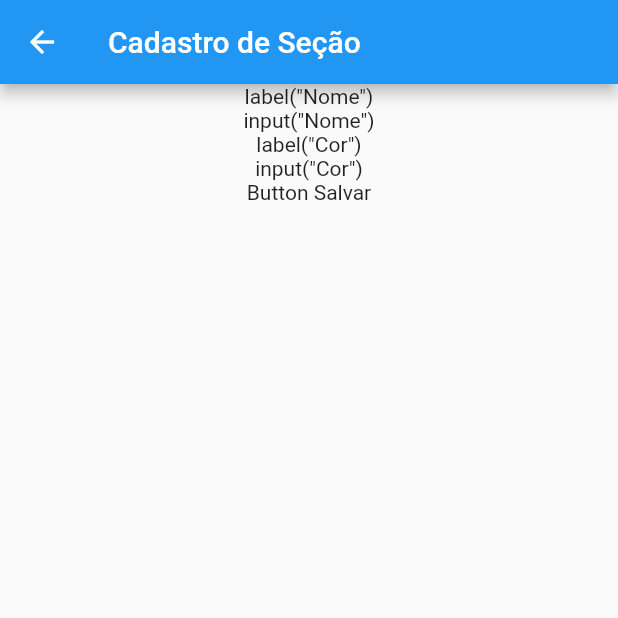
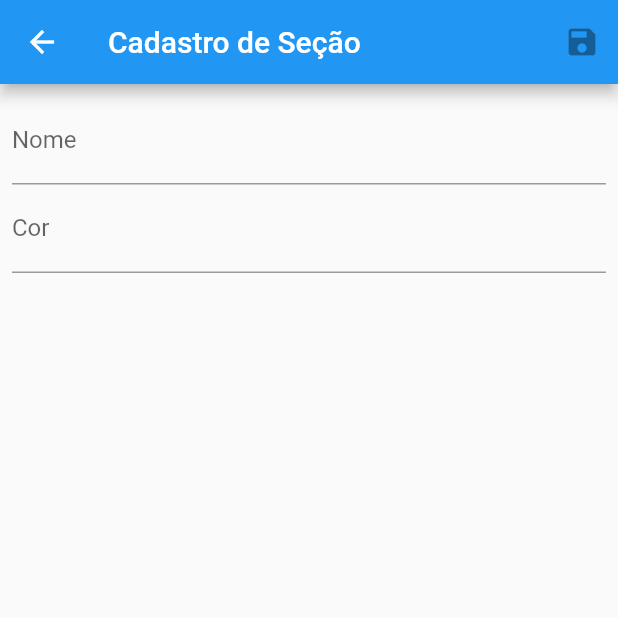
Before and after one commit to csxmaia/flutter-app, a Flutter app: the screen it shows after launch, after a tap on the "add" icon, on a phone screen of 412 x 824 dp, the top half of it. Run offline on Flutter 3.47's test engine with Material 2 defaults, Android fonts, the phone set to English and light mode, and no system bars; our stand-ins replace flutter_mobx, get_it, mobx, sqflite; accounts and stored records are empty; generated files the repository leaves out were written again.

Commit message:
definindo formulário

```diff
--- a/lib/app/view/secao_form.dart
+++ b/lib/app/view/secao_form.dart
@@ -1,24 +1,59 @@
+import 'package:appidea/app/view/secao_form_back.dart';
 import 'package:flutter/material.dart';
 
 class SecaoForm extends StatelessWidget {
   const SecaoForm({Key? key}) : super(key: key);
 
+  Widget fieldName(SecaoFormBack back) {
+    return TextFormField(
+      initialValue: back.secao.nome,
+      decoration: InputDecoration(
+        labelText: "Nome"
+      )
+    );
+  }
+
+  Widget fieldCor(SecaoFormBack back) {
+    return TextFormField(
+      initialValue: back.secao.cor,
+      decoration: InputDecoration(
+        labelText: "Cor"
+      )
+    );
+  }
+
   @override
   Widget build(BuildContext context) {
+    var _back = SecaoFormBack(context);
     return Scaffold(
       appBar: AppBar(
-        title: Text('Cadastro de Seção')
+        title: Text('Cadastro de Seção'),
+        actions: [
+          IconButton(
+            onPressed: null,
+            icon: Icon(Icons.save)
+            )
+        ],
       ),
-      body: Center(
-        child: Column(
-          children: <Widget>[
-            Text('label("Nome")'),
-            Text('input("Nome")'),
-            Text('label("Cor")'),
-            Text('input("Cor")'),
-            Text('Button Salvar')
-          ],
-        )
+      body: Padding(
+        padding: EdgeInsets.all(8),
+        child: Form(
+          child: Column(
+            children: [
+              fieldName(_back),
+              fieldCor(_back)
+            ],
+          ),
+        ),
+        // child: Column(
+        //   children: <Widget>[
+        //     Text('label("Nome")'),
+        //     Text('input("Nome")'),
+        //     Text('label("Cor")'),
+        //     Text('input("Cor")'),
+        //     Text('Button Salvar')
+        //   ],
+        // )
       )
     );
   }
--- /dev/null
+++ b/lib/app/view/secao_form_back.dart
@@ -0,0 +1,25 @@
+
+import 'package:appidea/app/domain/entities/secao.dart';
+import 'package:flutter/cupertino.dart';
+import 'package:mobx/mobx.dart';
+
+part 'secao_form_back.g.dart';
+
+class SecaoFormBack = _SecaoFormBack with _$SecaoFormBack;
+
+abstract class _SecaoFormBack with Store {
+
+late Secao secao;
+
+//diferneciar novo com alteração
+
+_SecaoFormBack(BuildContext context) {
+  var parameter = ModalRoute.of(context)?.settings.arguments;
+  secao = (parameter == null)? Secao(id: 0, nome: "", cor: "") : parameter as Secao;
+}
+
+//salvar
+
+//validar
+
+}
```
Also changed, not shown: lib/app/view/secao_form_back.g.dart (added).
